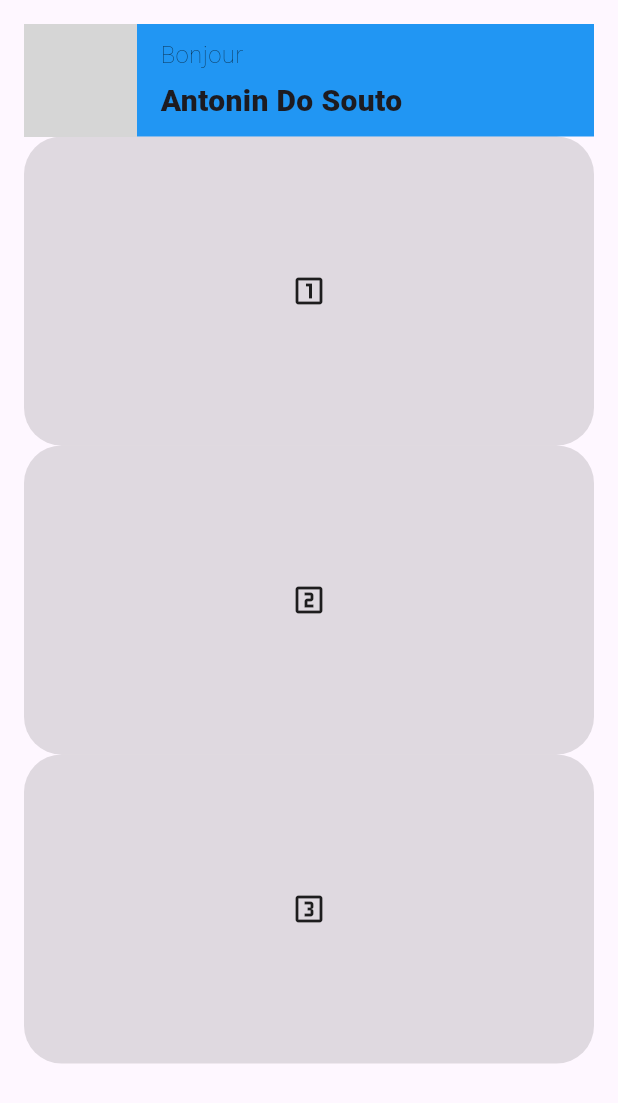
After one commit to avainfo/M2I_Flutter_lesson, a Flutter app: the screen it shows after launch, after a tap on the "looks one" icon, on a phone screen of 412 x 824 dp. The commit adds this screen. Shown: the top 1103 px of the screen. Run offline on Flutter 3.47's test engine with Material 3 defaults, Android fonts, the light colour scheme and no system bars; network calls fail; grey boxes are pictures that could not be loaded.

Commit message:
Refactor: Extract NavigationButtonsList widget
The `ListView.builder` responsible for displaying the navigation cards on the `HomePage` has been extracted into its own `NavigationButtonsList` widget.

```diff
--- a/lib/screens/home_page.dart
+++ b/lib/screens/home_page.dart
@@ -1,8 +1,6 @@
 import 'package:flutter/material.dart';
 import 'package:lesson_m2i_lyon_flutter/screens/base_page.dart';
-import 'package:lesson_m2i_lyon_flutter/utils/icons_helper.dart';
-import 'package:lesson_m2i_lyon_flutter/utils/navigation_helper.dart';
-import 'package:lesson_m2i_lyon_flutter/widgets/navigation_card.dart';
+import 'package:lesson_m2i_lyon_flutter/widgets/navigation_buttons_list.dart';
 
 class HomePage extends StatelessWidget {
   const HomePage({super.key});
@@ -13,23 +11,7 @@
       children: [
         SizedBox(
           height: MediaQuery.of(context).size.height - 75 - 32,
-          child: ListView.builder(
-            itemBuilder: (context, index) {
-              return NavigationCard(
-                icon: IconsHelper.NAVIGATION_ICONS[index],
-                event: () {
-                  Navigator.push(
-                    context,
-                    MaterialPageRoute(
-                      builder: (context) =>
-                          NavigationHelper.NAVIGATIONS_WIDGETS[index],
-                    ),
-                  );
-                },
-              );
-            },
-            itemCount: 3,
-          ),
+          child: NavigationButtonsList(),
         ),
       ],
     );
--- /dev/null
+++ b/lib/widgets/navigation_buttons_list.dart
@@ -0,0 +1,31 @@
+import 'package:flutter/material.dart';
+import 'package:lesson_m2i_lyon_flutter/utils/icons_helper.dart';
+import 'package:lesson_m2i_lyon_flutter/utils/navigation_helper.dart';
+import 'package:lesson_m2i_lyon_flutter/widgets/navigation_card.dart';
+
+class NavigationButtonsList extends StatelessWidget {
+  const NavigationButtonsList({
+    super.key,
+  });
+
+  @override
+  Widget build(BuildContext context) {
+    return ListView.builder(
+      itemBuilder: (context, index) {
+        return NavigationCard(
+          icon: IconsHelper.NAVIGATION_ICONS[index],
+          event: () {
+            Navigator.push(
+              context,
+              MaterialPageRoute(
+                builder: (context) =>
+                    NavigationHelper.NAVIGATIONS_WIDGETS[index],
+              ),
+            );
+          },
+        );
+      },
+      itemCount: 3,
+    );
+  }
+}
```
